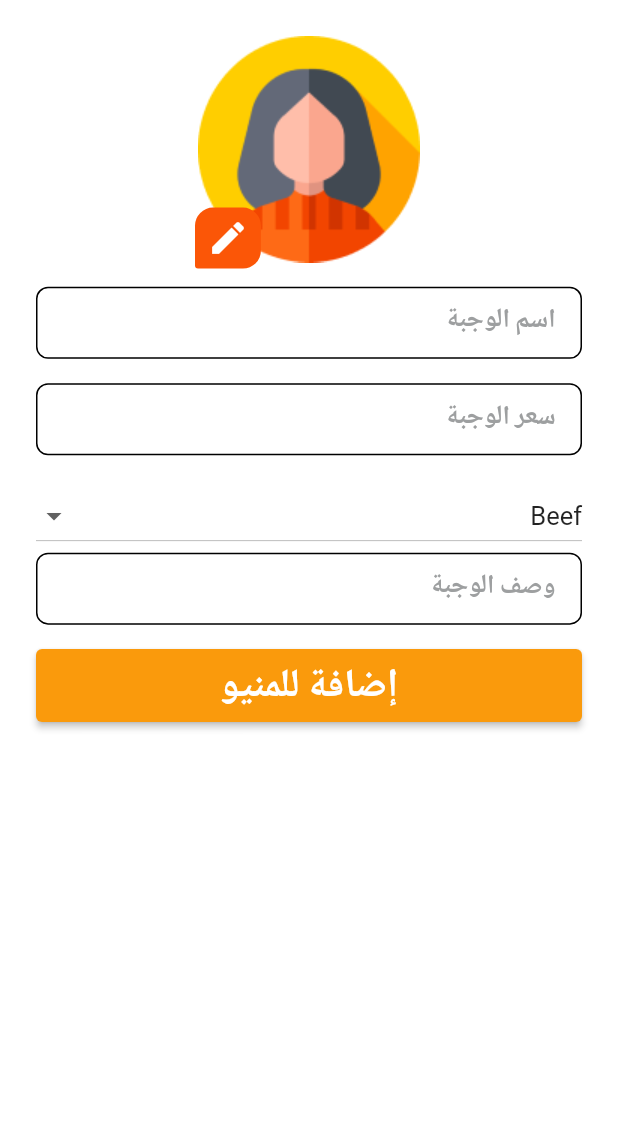
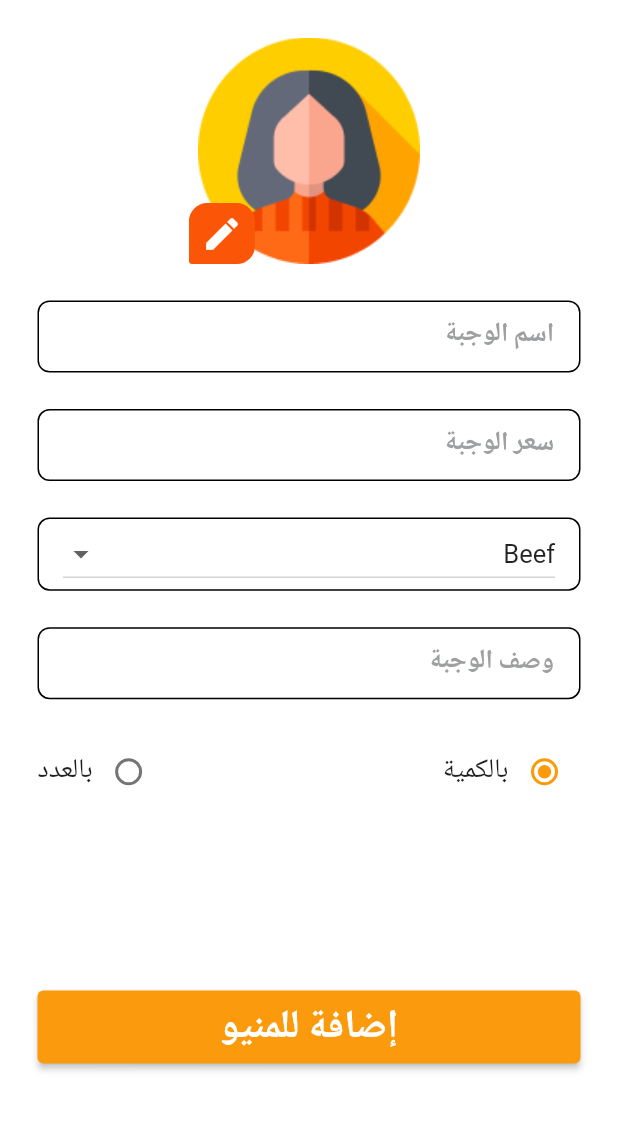
Before and after one commit to Ibrahimfathi96/Chef-Application, a Flutter app: the AddMealScreen screen opened by its route, on a phone screen of 412 x 824 dp, the part 84-1215 px from its top. Run offline on Flutter 3.47's test engine with Material 2 defaults, Android fonts, the phone set to English and light mode, and no system bars; our stand-ins replace cached_network_image, dartz, dio, flutter_bloc, flutter_screenutil, flutter_spinkit and 7 more; accounts and stored records are empty; project files that could hold a hidden picture were left out.

Commit message:
[FEATURE] Add meal Screen UI Done

```diff
--- a/lib/core/widgets/custom_cached_network_image.dart
+++ b/lib/core/widgets/custom_cached_network_image.dart
@@ -1,5 +1,4 @@
 import 'package:cached_network_image/cached_network_image.dart';
-import 'package:chef_app/core/widgets/custom_loading_indicator.dart';
 import 'package:flutter/material.dart';
 import 'package:flutter_screenutil/flutter_screenutil.dart';
 import 'package:shimmer/shimmer.dart';
--- a/lib/features/menu/presentation/cubit/menu_cubit.dart
+++ b/lib/features/menu/presentation/cubit/menu_cubit.dart
@@ -5,6 +5,7 @@ import 'package:image_picker/image_picker.dart';
 
 class MenuCubit extends Cubit<MenuState> {
   MenuCubit() : super(MenuInitial());
+  String groupVal = 'quantity';
   XFile? image;
   TextEditingController mealNameController = TextEditingController();
   TextEditingController mealPriceController = TextEditingController();
@@ -27,4 +28,9 @@ class MenuCubit extends Cubit<MenuState> {
     selectedItem = item;
     emit(ChangeMenuItemState());
   }
+
+  void changeGroupVal(val) {
+    groupVal = val;
+    emit(ChangeGroupValState());
+  }
 }
--- a/lib/features/menu/presentation/cubit/menu_state.dart
+++ b/lib/features/menu/presentation/cubit/menu_state.dart
@@ -3,3 +3,4 @@ sealed class MenuState {}
 final class MenuInitial extends MenuState {}
 
 final class ChangeMenuItemState extends MenuState {}
+final class ChangeGroupValState extends MenuState {}
--- a/lib/features/menu/presentation/screens/add_meal_screen.dart
+++ b/lib/features/menu/presentation/screens/add_meal_screen.dart
@@ -1,5 +1,6 @@
 import 'package:chef_app/core/locale/app_locale.dart';
 import 'package:chef_app/core/utils/app_assets.dart';
+import 'package:chef_app/core/utils/app_colors.dart';
 import 'package:chef_app/core/utils/app_strings.dart';
 import 'package:chef_app/core/utils/commons.dart';
 import 'package:chef_app/core/widgets/custom_button.dart';
@@ -28,7 +29,7 @@ class AddMealScreen extends StatelessWidget {
       ),
       body: SingleChildScrollView(
         child: Padding(
-          padding: const EdgeInsets.all(24.0),
+          padding: const EdgeInsets.all(25.0),
           child: Center(
             child: BlocConsumer<MenuCubit, MenuState>(
               listener: (context, state) {},
@@ -47,8 +48,8 @@ class AddMealScreen extends StatelessWidget {
                           ),
                           //add icon button
                           Positioned.directional(
-                            bottom: -4,
-                            end: -2,
+                            bottom: 0,
+                            end: -6,
                             textDirection: Directionality.of(context),
                             child: InkWell(
                               onTap: () {
@@ -89,7 +90,7 @@ class AddMealScreen extends StatelessWidget {
                           ),
                         ],
                       ),
-                      SizedBox(height: 16.h),
+                      SizedBox(height: 24.h),
                       // name text field
                       CustomTextFormField(
                         hintText: AppStrings.mealName.tr(context),
@@ -103,7 +104,7 @@ class AddMealScreen extends StatelessWidget {
                           return null;
                         },
                       ),
-                      SizedBox(height: 16.h),
+                      SizedBox(height: 24.h),
                       //price text field
                       CustomTextFormField(
                         hintText: AppStrings.mealPrice.tr(context),
@@ -122,10 +123,17 @@ class AddMealScreen extends StatelessWidget {
                         },
                       ),
                       //category  dropdown menu item
-                      SizedBox(height: 16.h),
-                      SizedBox(
+                      SizedBox(height: 24.h),
+                      Container(
+                        padding: const EdgeInsets.symmetric(horizontal: 16),
                         height: 48.h,
                         width: double.infinity,
+                        decoration: BoxDecoration(
+                          border: Border.all(
+                            width: 1,
+                          ),
+                          borderRadius: BorderRadius.circular(8),
+                        ),
                         child: DropdownButton(
                           isExpanded: true,
                           hint: Text(AppStrings.category.tr(context)),
@@ -143,6 +151,7 @@ class AddMealScreen extends StatelessWidget {
                           },
                         ),
                       ),
+                      SizedBox(height: 24.h),
                       //desc text field
                       CustomTextFormField(
                         hintText: AppStrings.mealDesc.tr(context),
@@ -157,8 +166,58 @@ class AddMealScreen extends StatelessWidget {
                         },
                       ),
                       //quantity or number
-                      SizedBox(height: 16.h),
+                      SizedBox(height: 24.h),
+                      Row(
+                        mainAxisAlignment: MainAxisAlignment.spaceBetween,
+                        children: [
+                          Row(
+                            children: [
+                              Radio(
+                                activeColor: AppColors.primaryColor,
+                                value: 'quantity',
+                                groupValue: menuCubit.groupVal,
+                                onChanged: (value) {
+                                  menuCubit.changeGroupVal(value);
+                                },
+                              ),
+                              Text(
+                                AppStrings.mealQuantity.tr(context),
+                                style: Theme.of(context)
+                                    .textTheme
+                                    .displayMedium!
+                                    .copyWith(
+                                      color: AppColors.blackColor,
+                                      fontSize: 18,
+                                    ),
+                              ),
+                            ],
+                          ),
+                          Row(
+                            children: [
+                              Radio(
+                                activeColor: AppColors.primaryColor,
+                                value: 'number',
+                                groupValue: menuCubit.groupVal,
+                                onChanged: (value) {
+                                  menuCubit.changeGroupVal(value);
+                                },
+                              ),
+                              Text(
+                                AppStrings.mealNumber.tr(context),
+                                style: Theme.of(context)
+                                    .textTheme
+                                    .displayMedium!
+                                    .copyWith(
+                                      color: AppColors.blackColor,
+                                      fontSize: 18,
+                                    ),
+                              ),
+                            ],
+                          ),
+                        ],
+                      ),
                       // add to menu button
+                      SizedBox(height: 120.h),
                       CustomButton(
                         onPressed: () {},
                         text: AppStrings.addToMenu.tr(context),
--- a/lib/main.dart
+++ b/lib/main.dart
@@ -1,4 +1,5 @@
 import 'package:chef_app/app/app.dart';
+import 'package:chef_app/core/bloc/bloc_observer.dart';
 import 'package:chef_app/core/bloc/cubit/global_cubit.dart';
 import 'package:chef_app/core/database/cache_helper/cache_helper.dart';
 import 'package:chef_app/features/home/home_cubit/cubit/home_cubit.dart';
@@ -11,6 +12,7 @@ import 'package:flutter_bloc/flutter_bloc.dart';
 
 void main() async {
   WidgetsFlutterBinding.ensureInitialized();
+  Bloc.observer = MyBlocObserver();
   initServiceLocator();
   await sl<CacheHelper>().init();
   runApp(
```
